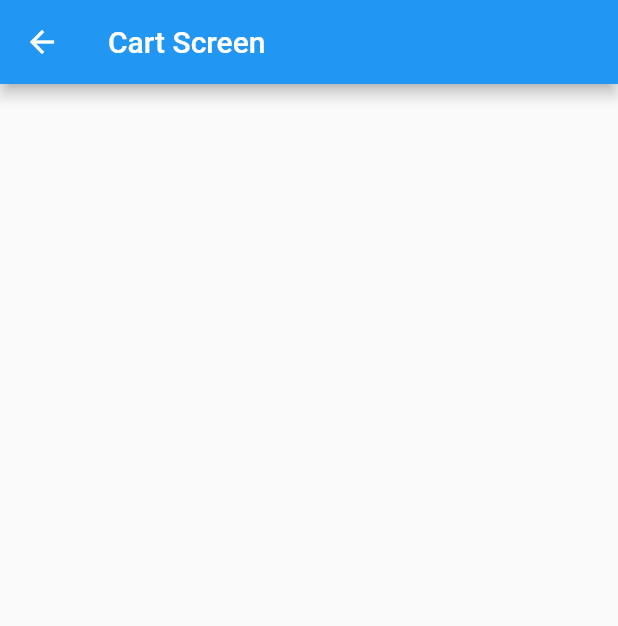
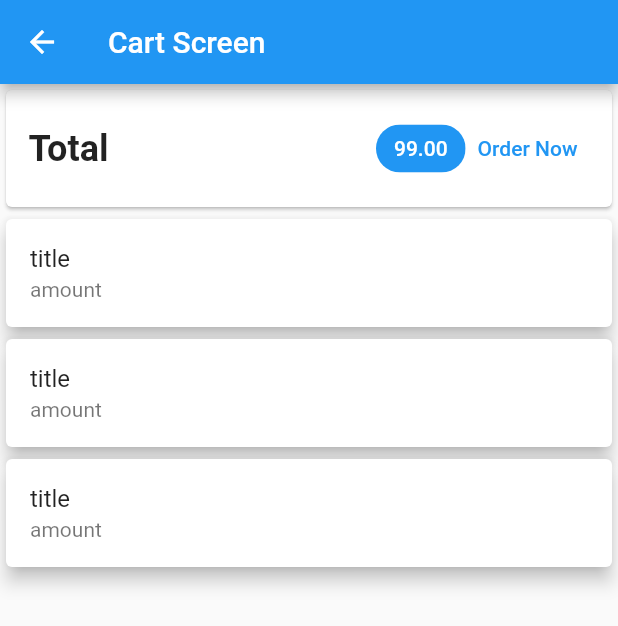
Before and after one commit to nevarwin/addtocart-favorite-example, a Flutter app: the CartScreen screen opened by its route, on a phone screen of 412 x 824 dp. Shown: the top 626 px of the screen. Run offline on Flutter 3.47's test engine with Material 2 defaults, Android fonts, the phone set to English and light mode, and no system bars; our stand-ins replace badges.

Commit message:
design the cart screen

```diff
--- a/addtocart_favorite_app/lib/screens/cart_screen.dart
+++ b/addtocart_favorite_app/lib/screens/cart_screen.dart
@@ -11,7 +11,55 @@ class CartScreen extends StatelessWidget {
       appBar: AppBar(
         title: const Text('Cart Screen'),
       ),
-      body: Container(),
+      body: Column(
+        children: [
+          Card(
+            child: Padding(
+              padding: const EdgeInsets.all(15.0),
+              child: Row(
+                mainAxisAlignment: MainAxisAlignment.spaceBetween,
+                children: [
+                  const Text(
+                    'Total',
+                    style: TextStyle(
+                      fontWeight: FontWeight.bold,
+                      fontSize: 24.0,
+                    ),
+                  ),
+                  const Spacer(),
+                  Chip(
+                    label: const Text(
+                      '99.00',
+                      style: TextStyle(
+                        color: Colors.white,
+                      ),
+                    ),
+                    backgroundColor: Theme.of(context).primaryColor,
+                  ),
+                  TextButton(
+                    onPressed: () {},
+                    child: const Text('Order Now'),
+                  )
+                ],
+              ),
+            ),
+          ),
+          Expanded(
+            child: ListView.builder(
+              itemCount: 3,
+              itemBuilder: (context, index) {
+                return const Card(
+                  elevation: 5.0,
+                  child: ListTile(
+                    title: Text('title'),
+                    subtitle: Text('amount'),
+                  ),
+                );
+              },
+            ),
+          ),
+        ],
+      ),
     );
   }
 }
```
